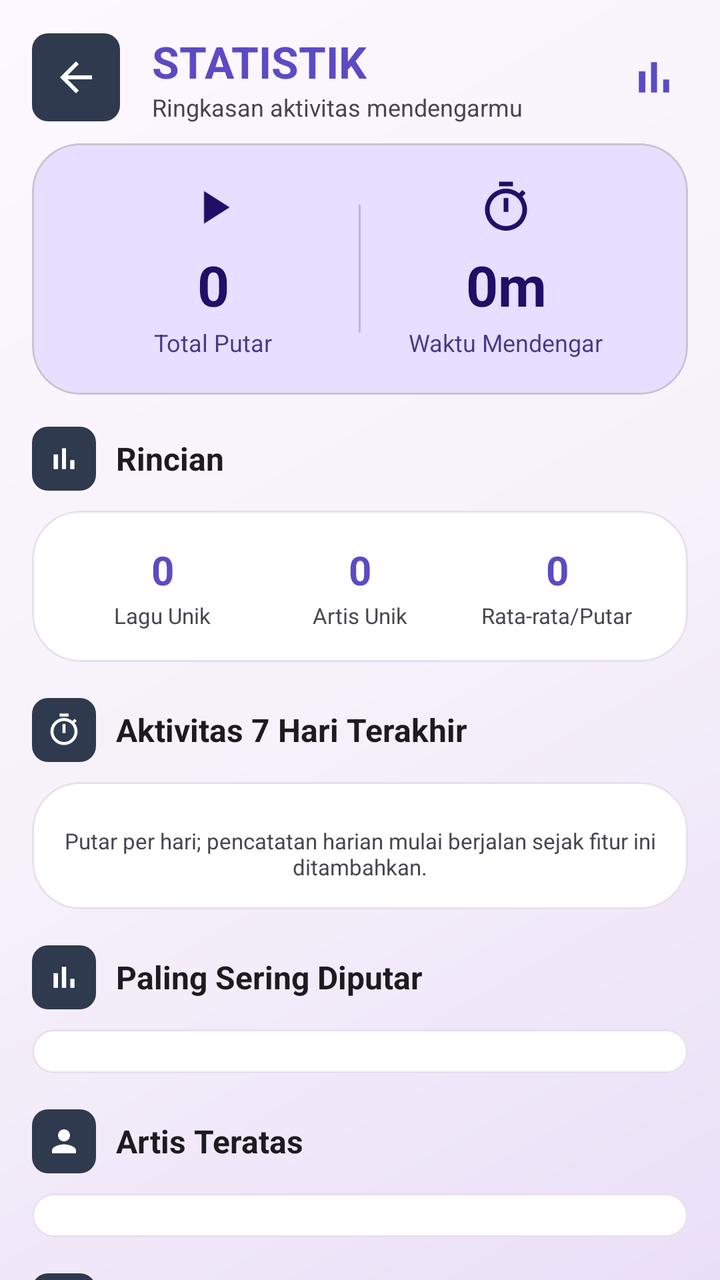
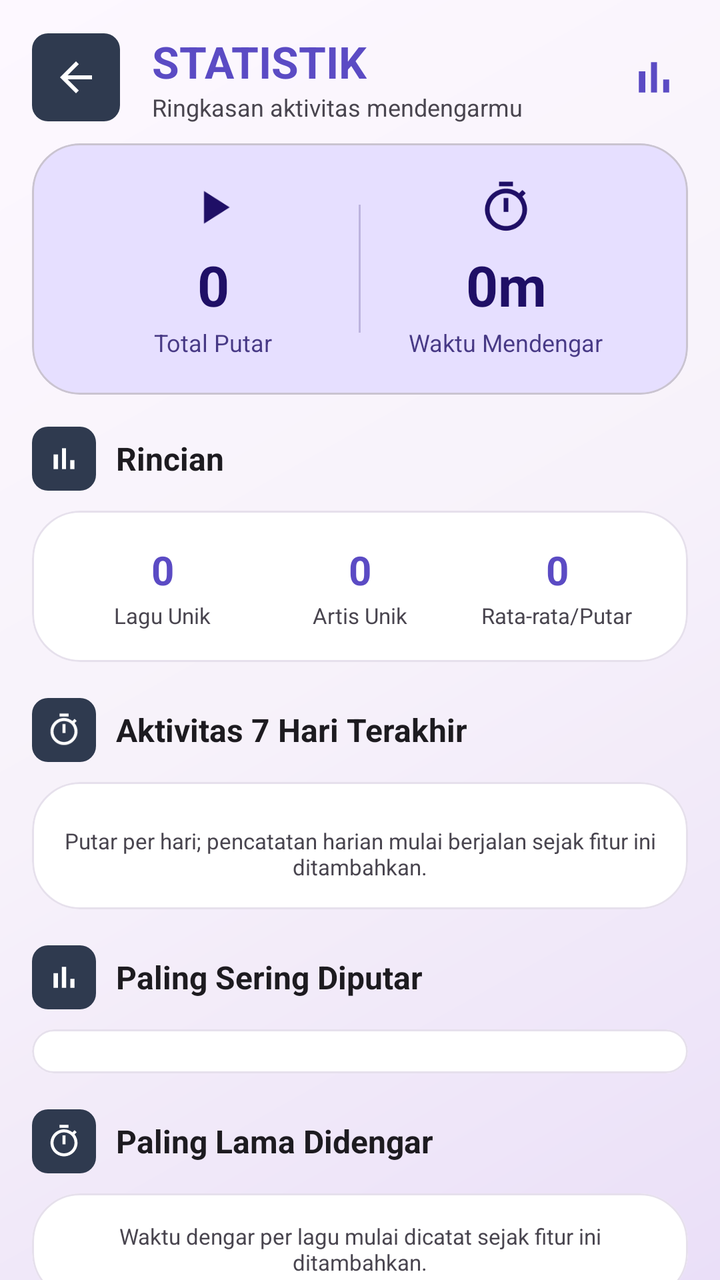

Two renders of the same Android screen: before a commit and after it. Below are the layout's source before the change and the commit's diff.
<!-- AndroidManifest.xml: application theme Theme.NxMusic -->
<!-- res/layout/activity_statistics.xml -->
<?xml version="1.0" encoding="utf-8"?>
<LinearLayout xmlns:android="http://schemas.android.com/apk/res/android"
    xmlns:app="http://schemas.android.com/apk/res-auto"
    android:layout_width="match_parent"
    android:layout_height="match_parent"
    android:orientation="vertical"
    android:fitsSystemWindows="true"
    android:background="@drawable/bg_main_gradient">

    
    <LinearLayout
        android:layout_width="match_parent"
        android:layout_height="wrap_content"
        android:orientation="horizontal"
        android:gravity="center_vertical"
        android:paddingStart="16dp"
        android:paddingEnd="20dp"
        android:paddingTop="16dp"
        android:paddingBottom="10dp">

        <ImageButton
            android:id="@+id/btn_back"
            android:layout_width="44dp"
            android:layout_height="44dp"
            android:background="@drawable/bg_icon_circle"
            android:src="@drawable/ic_back"
            android:tint="@color/white"
            android:padding="11dp"
            android:contentDescription="@string/back"/>

        <LinearLayout
            android:layout_width="0dp"
            android:layout_height="wrap_content"
            android:layout_weight="1"
            android:orientation="vertical"
            android:paddingStart="16dp">

            <TextView
                android:layout_width="wrap_content"
                android:layout_height="wrap_content"
                android:text="@string/statistics_title"
                android:textColor="@color/primary"
                android:textSize="22sp"
                android:textStyle="bold"/>

            <TextView
                android:layout_width="wrap_content"
                android:layout_height="wrap_content"
                android:text="@string/stat_subtitle"
                android:textColor="@color/on_surface_variant"
                android:textSize="12sp"/>
        </LinearLayout>

        <ImageView
            android:layout_width="26dp"
            android:layout_height="26dp"
            android:src="@drawable/ic_statistics"
            android:tint="@color/primary"
            android:contentDescription="@string/statistics"/>
    </LinearLayout>

    
    <ScrollView
        android:layout_width="match_parent"
        android:layout_height="0dp"
        android:layout_weight="1"
        android:fillViewport="true"
        android:scrollbars="none">

        <LinearLayout
            android:id="@+id/stats_container"
            android:layout_width="match_parent"
            android:layout_height="wrap_content"
            android:orientation="vertical"
            android:paddingStart="16dp"
            android:paddingEnd="16dp"
            android:paddingBottom="24dp">

            
            <com.google.android.material.card.MaterialCardView
                android:layout_width="match_parent"
                android:layout_height="wrap_content"
                android:layout_marginBottom="16dp"
                app:cardBackgroundColor="@color/primary_container"
                app:cardCornerRadius="24dp"
                app:cardElevation="0dp">

                <LinearLayout
                    android:layout_width="match_parent"
                    android:layout_height="wrap_content"
                    android:orientation="horizontal"
                    android:padding="18dp"
                    android:gravity="center_vertical">

                    <LinearLayout
                        android:layout_width="0dp"
                        android:layout_height="wrap_content"
                        android:layout_weight="1"
                        android:orientation="vertical"
                        android:gravity="center">

                        <ImageView
                            android:layout_width="28dp"
                            android:layout_height="28dp"
                            android:src="@drawable/ic_play"
                            android:tint="@color/on_primary_container"
                            android:contentDescription="@string/stat_total_plays"/>

                        <TextView
                            android:id="@+id/txt_total_plays"
                            android:layout_width="wrap_content"
                            android:layout_height="wrap_content"
                            android:layout_marginTop="6dp"
                            android:text="0"
                            android:textColor="@color/on_primary_container"
                            android:textSize="28sp"
                            android:textStyle="bold"/>

                        <TextView
                            android:layout_width="wrap_content"
                            android:layout_height="wrap_content"
                            android:text="@string/stat_total_plays"
                            android:textColor="@color/on_primary_container"
                            android:textSize="12sp"
                            android:layout_marginTop="2dp"
                            android:alpha="0.8"/>
                    </LinearLayout>

                    <View
                        android:layout_width="1dp"
                        android:layout_height="64dp"
                        android:background="@color/on_primary_container"
                        android:alpha="0.2"/>

                    <LinearLayout
                        android:layout_width="0dp"
                        android:layout_height="wrap_content"
                        android:layout_weight="1"
                        android:orientation="vertical"
                        android:gravity="center">

                        <ImageView
                            android:layout_width="28dp"
                            android:layout_height="28dp"
                            android:src="@drawable/ic_sleep_timer"
                            android:tint="@color/on_primary_container"
                            android:contentDescription="@string/stat_total_time"/>

                        <TextView
                            android:id="@+id/txt_total_time"
                            android:layout_width="wrap_content"
                            android:layout_height="wrap_content"
                            android:layout_marginTop="6dp"
                            android:text="0m"
                            android:textColor="@color/on_primary_container"
                            android:textSize="28sp"
                            android:textStyle="bold"/>

                        <TextView
                            android:layout_width="wrap_content"
                            android:layout_height="wrap_content"
                            android:text="@string/stat_total_time"
                            android:textColor="@color/on_primary_container"
                            android:textSize="12sp"
                            android:layout_marginTop="2dp"
                            android:alpha="0.8"/>
                    </LinearLayout>
                </LinearLayout>
            </com.google.android.material.card.MaterialCardView>

            
            <LinearLayout
                android:layout_width="match_parent"
                android:layout_height="wrap_content"
                android:orientation="horizontal"
                android:gravity="center_vertical"
                android:layout_marginBottom="10dp">

                <ImageView
                    android:layout_width="32dp"
                    android:layout_height="32dp"
                    android:background="@drawable/bg_icon_circle"
                    android:padding="7dp"
                    android:src="@drawable/ic_statistics"
                    android:tint="@color/white"
                    android:contentDescription="@string/stat_detail_title"/>

                <TextView
                    android:id="@+id/txt_detail_header"
                    android:layout_width="0dp"
                    android:layout_height="wrap_content"
                    android:layout_weight="1"
                    android:text="@string/stat_detail_title"
                    android:textColor="@color/on_surface"
                    android:textSize="16sp"
                    android:textStyle="bold"
                    android:paddingStart="10dp"/>
            </LinearLayout>

            <com.google.android.material.card.MaterialCardView
                android:layout_width="match_parent"
                android:layout_height="wrap_content"
                android:layout_marginBottom="18dp"
                app:cardBackgroundColor="@color/card_bg"
                app:cardCornerRadius="24dp"
                app:cardElevation="0dp"
                app:strokeColor="@color/divider"
                app:strokeWidth="1dp">

                <LinearLayout
                    android:layout_width="match_parent"
                    android:layout_height="wrap_content"
                    android:orientation="horizontal"
                    android:padding="16dp">

                    <LinearLayout
                        android:layout_width="0dp"
                        android:layout_height="wrap_content"
                        android:layout_weight="1"
                        android:orientation="vertical"
                        android:gravity="center">

                        <TextView
                            android:id="@+id/txt_unique_songs"
                            android:layout_width="wrap_content"
                            android:layout_height="wrap_content"
                            android:text="0"
                            android:textColor="@color/primary"
                            android:textSize="20sp"
                            android:textStyle="bold"/>

                        <TextView
                            android:layout_width="wrap_content"
                            android:layout_height="wrap_content"
                            android:text="@string/stat_unique_songs"
                            android:textColor="@color/on_surface_variant"
                            android:textSize="11sp"
                            android:layout_marginTop="2dp"/>
                    </LinearLayout>

                    <LinearLayout
                        android:layout_width="0dp"
                        android:layout_height="wrap_content"
                        android:layout_weight="1"
                        android:orientation="vertical"
                        android:gravity="center">

                        <TextView
                            android:id="@+id/txt_unique_artists"
                            android:layout_width="wrap_content"
                            android:layout_height="wrap_content"
                            android:text="0"
                            android:textColor="@color/primary"
                            android:textSize="20sp"
                            android:textStyle="bold"/>

                        <TextView
                            android:layout_width="wrap_content"
                            android:layout_height="wrap_content"
                            android:text="@string/stat_unique_artists"
                            android:textColor="@color/on_surface_variant"
                            android:textSize="11sp"
                            android:layout_marginTop="2dp"/>
                    </LinearLayout>

                    <LinearLayout
                        android:layout_width="0dp"
                        android:layout_height="wrap_content"
                        android:layout_weight="1"
                        android:orientation="vertical"
                        android:gravity="center">

                        <TextView
                            android:id="@+id/txt_avg_listen"
                            android:layout_width="wrap_content"
                            android:layout_height="wrap_content"
                            android:text="0"
                            android:textColor="@color/primary"
                            android:textSize="20sp"
                            android:textStyle="bold"/>

                        <TextView
                            android:layout_width="wrap_content"
                            android:layout_height="wrap_content"
                            android:text="@string/stat_avg_listen"
                            android:textColor="@color/on_surface_variant"
                            android:textSize="11sp"
                            android:layout_marginTop="2dp"/>
                    </LinearLayout>
                </LinearLayout>
            </com.google.android.material.card.MaterialCardView>

            
            <LinearLayout
                android:layout_width="match_parent"
                android:layout_height="wrap_content"
                android:orientation="horizontal"
                android:gravity="center_vertical"
                android:layout_marginBottom="10dp">

                <ImageView
                    android:layout_width="32dp"
                    android:layout_height="32dp"
                    android:background="@drawable/bg_icon_circle"
                    android:padding="7dp"
                    android:src="@drawable/ic_sleep_timer"
                    android:tint="@color/white"
                    android:contentDescription="@string/stat_week_title"/>

                <TextView
                    android:id="@+id/txt_week_header"
                    android:layout_width="0dp"
                    android:layout_height="wrap_content"
                    android:layout_weight="1"
                    android:text="@string/stat_week_title"
                    android:textColor="@color/on_surface"
                    android:textSize="16sp"
                    android:textStyle="bold"
                    android:paddingStart="10dp"/>
            </LinearLayout>

            <com.google.android.material.card.MaterialCardView
                android:layout_width="match_parent"
                android:layout_height="wrap_content"
                android:layout_marginBottom="18dp"
                app:cardBackgroundColor="@color/card_bg"
                app:cardCornerRadius="24dp"
                app:cardElevation="0dp"
                app:strokeColor="@color/divider"
                app:strokeWidth="1dp">

                <LinearLayout
                    android:layout_width="match_parent"
                    android:layout_height="wrap_content"
                    android:orientation="vertical"
                    android:padding="14dp">

                    <LinearLayout
                        android:id="@+id/week_container"
                        android:layout_width="match_parent"
                        android:layout_height="wrap_content"
                        android:orientation="horizontal"
                        android:gravity="bottom"/>

                    <TextView
                        android:layout_width="match_parent"
                        android:layout_height="wrap_content"
                        android:layout_marginTop="8dp"
                        android:gravity="center"
                        android:text="@string/stat_week_note"
                        android:textColor="@color/on_surface_variant"
                        android:textSize="11sp"/>
                </LinearLayout>
            </com.google.android.material.card.MaterialCardView>

            
            <LinearLayout
                android:layout_width="match_parent"
                android:layout_height="wrap_content"
                android:orientation="horizontal"
                android:gravity="center_vertical"
                android:layout_marginBottom="10dp">

                <ImageView
                    android:layout_width="32dp"
                    android:layout_height="32dp"
                    android:background="@drawable/bg_icon_circle"
                    android:padding="7dp"
                    android:src="@drawable/ic_statistics"
                    android:tint="@color/white"
                    android:contentDescription="@string/stat_top_title"/>

                <TextView
                    android:id="@+id/txt_top_header"
                    android:layout_width="0dp"
                    android:layout_height="wrap_content"
                    android:layout_weight="1"
                    android:text="@string/stat_top_title"
                    android:textColor="@color/on_surface"
                    android:textSize="16sp"
                    android:textStyle="bold"
                    android:paddingStart="10dp"/>
            </LinearLayout>

            <com.google.android.material.card.MaterialCardView
                android:layout_width="match_parent"
                android:layout_height="wrap_content"
                android:layout_marginBottom="18dp"
                app:cardBackgroundColor="@color/card_bg"
                app:cardCornerRadius="24dp"
                app:cardElevation="0dp"
                app:strokeColor="@color/divider"
                app:strokeWidth="1dp">

                <LinearLayout
                    android:id="@+id/top_container"
                    android:layout_width="match_parent"
                    android:layout_height="wrap_content"
                    android:orientation="vertical"
                    android:paddingTop="10dp"
                    android:paddingBottom="12dp"/>
            </com.google.android.material.card.MaterialCardView>

            
            <LinearLayout
                android:layout_width="match_parent"
                android:layout_height="wrap_content"
                android:orientation="horizontal"
                android:gravity="center_vertical"
                android:layout_marginBottom="10dp">

                <ImageView
                    android:layout_width="32dp"
                    android:layout_height="32dp"
                    android:background="@drawable/bg_icon_circle"
                    android:padding="7dp"
                    android:src="@drawable/ic_artist"
                    android:tint="@color/white"
                    android:contentDescription="@string/stat_top_artists"/>

                <TextView
                    android:id="@+id/txt_top_artists_header"
                    android:layout_width="0dp"
                    android:layout_height="wrap_content"
                    android:layout_weight="1"
                    android:text="@string/stat_top_artists"
                    android:textColor="@color/on_surface"
                    android:textSize="16sp"
                    android:textStyle="bold"
                    android:paddingStart="10dp"/>
            </LinearLayout>

            <com.google.android.material.card.MaterialCardView
                android:layout_width="match_parent"
                android:layout_height="wrap_content"
                android:layout_marginBottom="18dp"
                app:cardBackgroundColor="@color/card_bg"
                app:cardCornerRadius="24dp"
                app:cardElevation="0dp"
                app:strokeColor="@color/divider"
                app:strokeWidth="1dp">

                <LinearLayout
                    android:id="@+id/artists_container"
                    android:layout_width="match_parent"
                    android:layout_height="wrap_content"
                    android:orientation="vertical"
                    android:paddingTop="10dp"
                    android:paddingBottom="12dp"/>
            </com.google.android.material.card.MaterialCardView>

            
            <LinearLayout
                android:layout_width="match_parent"
                android:layout_height="wrap_content"
                android:orientation="horizontal"
                android:gravity="center_vertical"
                android:layout_marginBottom="10dp">

                <ImageView
                    android:layout_width="32dp"
                    android:layout_height="32dp"
                    android:background="@drawable/bg_icon_circle"
                    android:padding="7dp"
                    android:src="@drawable/ic_album"
                    android:tint="@color/white"
                    android:contentDescription="@string/stat_top_albums"/>

                <TextView
                    android:id="@+id/txt_top_albums_header"
                    android:layout_width="0dp"
                    android:layout_height="wrap_content"
                    android:layout_weight="1"
                    android:text="@string/stat_top_albums"
                    android:textColor="@color/on_surface"
                    android:textSize="16sp"
                    android:textStyle="bold"
                    android:paddingStart="10dp"/>
            </LinearLayout>

            <com.google.android.material.card.MaterialCardView
                android:layout_width="match_parent"
                android:layout_height="wrap_content"
                android:layout_marginBottom="18dp"
                app:cardBackgroundColor="@color/card_bg"
                app:cardCornerRadius="24dp"
                app:cardElevation="0dp"
                app:strokeColor="@color/divider"
                app:strokeWidth="1dp">

                <LinearLayout
                    android:id="@+id/albums_container"
                    android:layout_width="match_parent"
                    android:layout_height="wrap_content"
                    android:orientation="vertical"
                    android:paddingTop="10dp"
                    android:paddingBottom="12dp"/>
            </com.google.android.material.card.MaterialCardView>

            
            <LinearLayout
                android:layout_width="match_parent"
                android:layout_height="wrap_content"
                android:orientation="horizontal"
                android:gravity="center_vertical"
                android:layout_marginBottom="10dp">

                <ImageView
                    android:layout_width="32dp"
                    android:layout_height="32dp"
                    android:background="@drawable/bg_icon_circle"
                    android:padding="7dp"
                    android:src="@drawable/ic_queue"
                    android:tint="@color/white"
                    android:contentDescription="@string/stat_history_title"/>

                <TextView
                    android:id="@+id/txt_history_header"
                    android:layout_width="0dp"
                    android:layout_height="wrap_content"
                    android:layout_weight="1"
                    android:text="@string/stat_history_title"
                    android:textColor="@color/on_surface"
                    android:textSize="16sp"
                    android:textStyle="bold"
                    android:paddingStart="10dp"/>
            </LinearLayout>

            <com.google.android.material.card.MaterialCardView
                android:layout_width="match_parent"
                android:layout_height="wrap_content"
                app:cardBackgroundColor="@color/card_bg"
                app:cardCornerRadius="24dp"
                app:cardElevation="0dp"
                app:strokeColor="@color/divider"
                app:strokeWidth="1dp">

                <LinearLayout
                    android:id="@+id/history_container"
                    android:layout_width="match_parent"
                    android:layout_height="wrap_content"
                    android:orientation="vertical"
                    android:paddingTop="10dp"
                    android:paddingBottom="12dp"/>
            </com.google.android.material.card.MaterialCardView>
        </LinearLayout>
    </ScrollView>
</LinearLayout>
<!-- resources referenced by this layout -->
<resources>
  <color name="card_bg">#FFFFFF</color>
  <color name="divider">#E6E0EC</color>
  <color name="on_primary_container">#1F0F66</color>
  <color name="on_surface">#1D1B20</color>
  <color name="on_surface_variant">#49454F</color>
  <color name="primary">#5B4BC4</color>
  <color name="primary_container">#E6DFFF</color>
  <color name="white">#FFFFFFFF</color>
  <!-- drawable bg_icon_circle (drawable) -->
  <?xml version="1.0" encoding="utf-8"?>
  <shape xmlns:android="http://schemas.android.com/apk/res/android"
      android:shape="rectangle">
          <corners android:radius="8dp"/>
      <solid android:color="#2F3A4F"/>
      <stroke
          android:width="0dp"
          android:color="#00000000"/>
  </shape>
  <!-- drawable bg_main_gradient (drawable) -->
  <?xml version="1.0" encoding="utf-8"?>
  <shape xmlns:android="http://schemas.android.com/apk/res/android"
      android:shape="rectangle">
      <gradient
          android:startColor="#FFFDF8FF"
          android:centerColor="#FFF7F2FA"
          android:endColor="#FFEADFF8"
          android:angle="315"/>
  </shape>
  <string name="back">Kembali</string>
  <string name="stat_avg_listen">Rata-rata/Putar</string>
  <string name="stat_detail_title">Rincian</string>
  <string name="stat_history_title">Riwayat Pemutaran</string>
  <string name="stat_subtitle">Ringkasan aktivitas mendengarmu</string>
  <string name="stat_top_albums">Album Teratas</string>
  <string name="stat_top_artists">Artis Teratas</string>
  <string name="stat_top_title">Paling Sering Diputar</string>
  <string name="stat_total_plays">Total Putar</string>
  <string name="stat_total_time">Waktu Mendengar</string>
  <string name="stat_unique_artists">Artis Unik</string>
  <string name="stat_unique_songs">Lagu Unik</string>
  <string name="stat_week_note">Putar per hari; pencatatan harian mulai berjalan sejak fitur ini ditambahkan.</string>
  <string name="stat_week_title">Aktivitas 7 Hari Terakhir</string>
  <string name="statistics">Statistik</string>
  <string name="statistics_title">STATISTIK</string>
  <color name="on_primary">#FFFFFFFF</color>
  <color name="secondary">#635B70</color>
  <color name="on_secondary">#FFFFFFFF</color>
  <color name="secondary_container">#EADEF8</color>
  <color name="on_secondary_container">#1E1828</color>
  <color name="tertiary">#7E5260</color>
  <color name="on_tertiary">#FFFFFFFF</color>
  <color name="tertiary_container">#FFD9E2</color>
  <color name="on_tertiary_container">#31111D</color>
  <color name="error">#B3261E</color>
  <color name="on_error">#FFFFFF</color>
  <color name="background">#FDF8FF</color>
  <color name="on_background">#1D1B20</color>
  <color name="surface">#FDF8FF</color>
  <color name="surface_variant">#E6E0EC</color>
  <color name="surface_container_low">#F7F2FA</color>
  <color name="surface_container">#F3EDF7</color>
  <color name="surface_container_high">#EDE7F1</color>
  <color name="surface_container_highest">#E6E0EC</color>
  <color name="outline">#7A757F</color>
  <color name="outline_variant">#CAC4D0</color>
  <style name="NxMusicDialogTitle" parent="MaterialAlertDialog.Material3.Title.Text">
          <item name="android:textColor">@color/primary</item>
          <item name="android:textSize">20sp</item>
          <item name="android:textStyle">bold</item>
      </style>
  <style name="NxMusicDialogButton" parent="Widget.Material3.Button.TextButton.Dialog">
          <item name="android:textColor">@color/primary</item>
          <item name="android:textAllCaps">false</item>
      </style>
  <!-- unchanged entries left out for length: 9 -->
</resources>

<!-- the commit's change to res/layout/activity_statistics.xml (unified diff, before → after) -->
@@ -414,6 +414,71 @@
                     android:layout_height="32dp"
                     android:background="@drawable/bg_icon_circle"
                     android:padding="7dp"
+                    android:src="@drawable/ic_sleep_timer"
+                    android:tint="@color/white"
+                    android:contentDescription="@string/stat_longest_title"/>
+
+                <TextView
+                    android:id="@+id/txt_longest_header"
+                    android:layout_width="0dp"
+                    android:layout_height="wrap_content"
+                    android:layout_weight="1"
+                    android:text="@string/stat_longest_title"
+                    android:textColor="@color/on_surface"
+                    android:textSize="16sp"
+                    android:textStyle="bold"
+                    android:paddingStart="10dp"/>
+            </LinearLayout>
+
+            <com.google.android.material.card.MaterialCardView
+                android:layout_width="match_parent"
+                android:layout_height="wrap_content"
+                android:layout_marginBottom="18dp"
+                app:cardBackgroundColor="@color/card_bg"
+                app:cardCornerRadius="24dp"
+                app:cardElevation="0dp"
+                app:strokeColor="@color/divider"
+                app:strokeWidth="1dp">
+
+                <LinearLayout
+                    android:layout_width="match_parent"
+                    android:layout_height="wrap_content"
+                    android:orientation="vertical">
+
+                    <LinearLayout
+                        android:id="@+id/longest_container"
+                        android:layout_width="match_parent"
+                        android:layout_height="wrap_content"
+                        android:orientation="vertical"
+                        android:paddingTop="10dp"
+                        android:paddingBottom="4dp"/>
+
+                    <TextView
+                        android:layout_width="match_parent"
+                        android:layout_height="wrap_content"
+                        android:paddingStart="16dp"
+                        android:paddingEnd="16dp"
+                        android:paddingBottom="12dp"
+                        android:gravity="center"
+                        android:text="@string/stat_longest_note"
+                        android:textColor="@color/on_surface_variant"
+                        android:textSize="11sp"/>
+                </LinearLayout>
+            </com.google.android.material.card.MaterialCardView>
+
+            
+            <LinearLayout
+                android:layout_width="match_parent"
+                android:layout_height="wrap_content"
+                android:orientation="horizontal"
+                android:gravity="center_vertical"
+                android:layout_marginBottom="10dp">
+
+                <ImageView
+                    android:layout_width="32dp"
+                    android:layout_height="32dp"
+                    android:background="@drawable/bg_icon_circle"
+                    android:padding="7dp"
                     android:src="@drawable/ic_artist"
                     android:tint="@color/white"
                     android:contentDescription="@string/stat_top_artists"/>
<!-- resource entries referenced after the edit -->
@@ -32,6 +32,8 @@
   <string name="stat_avg_listen">Rata-rata/Putar</string>
   <string name="stat_detail_title">Rincian</string>
   <string name="stat_history_title">Riwayat Pemutaran</string>
+  <string name="stat_longest_note">Waktu dengar per lagu mulai dicatat sejak fitur ini ditambahkan.</string>
+  <string name="stat_longest_title">Paling Lama Didengar</string>
   <string name="stat_subtitle">Ringkasan aktivitas mendengarmu</string>
   <string name="stat_top_albums">Album Teratas</string>
   <string name="stat_top_artists">Artis Teratas</string>
